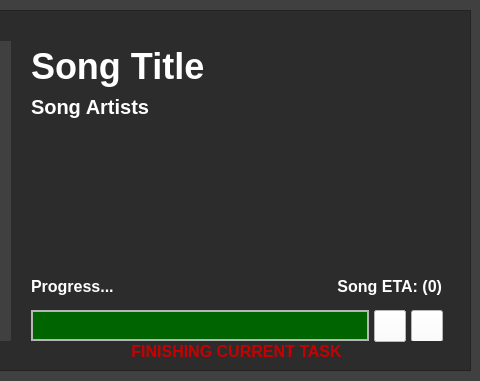
Qt form Spotify Downloader/SpotifyDownloader.ui (WilliamSchack/Spotify-Downloader) before a commit; both pictures show x 330 to 810 and y 0 to 381 of the 810 by 381 pixel window.
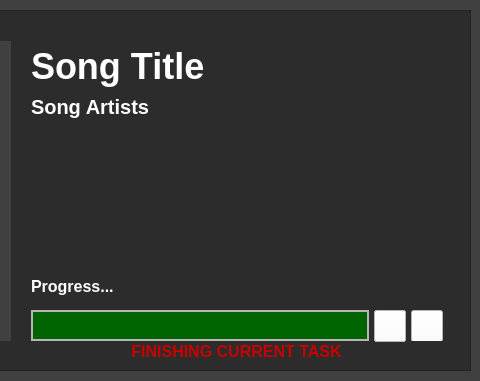
The same form after that commit. The open tabs and pages were chosen to show the change. Icons and pictures are not drawn. Custom widgets are drawn as their Qt base class.

```diff
--- a/Spotify Downloader/SpotifyDownloader.ui
+++ b/Spotify Downloader/SpotifyDownloader.ui
@@ -442,32 +442,6 @@
       <bool>false</bool>
      </property>
     </widget>
-    <widget class="QLabel" name="ETALabel">
-     <property name="geometry">
-      <rect>
-       <x>590</x>
-       <y>260</y>
-       <width>171</width>
-       <height>31</height>
-      </rect>
-     </property>
-     <property name="font">
-      <font>
-       <family>Segoe UI</family>
-       <pointsize>12</pointsize>
-       <bold>true</bold>
-      </font>
-     </property>
-     <property name="styleSheet">
-      <string notr="true">color: rgb(255, 255, 255);</string>
-     </property>
-     <property name="text">
-      <string>Song ETA: (0)</string>
-     </property>
-     <property name="alignment">
-      <set>Qt::AlignRight|Qt::AlignTrailing|Qt::AlignVCenter</set>
-     </property>
-    </widget>
     <widget class="QLabel" name="SongTitle">
      <property name="geometry">
       <rect>
```
Left out of the diff: 3 changed lines with no effect on the pictures.
